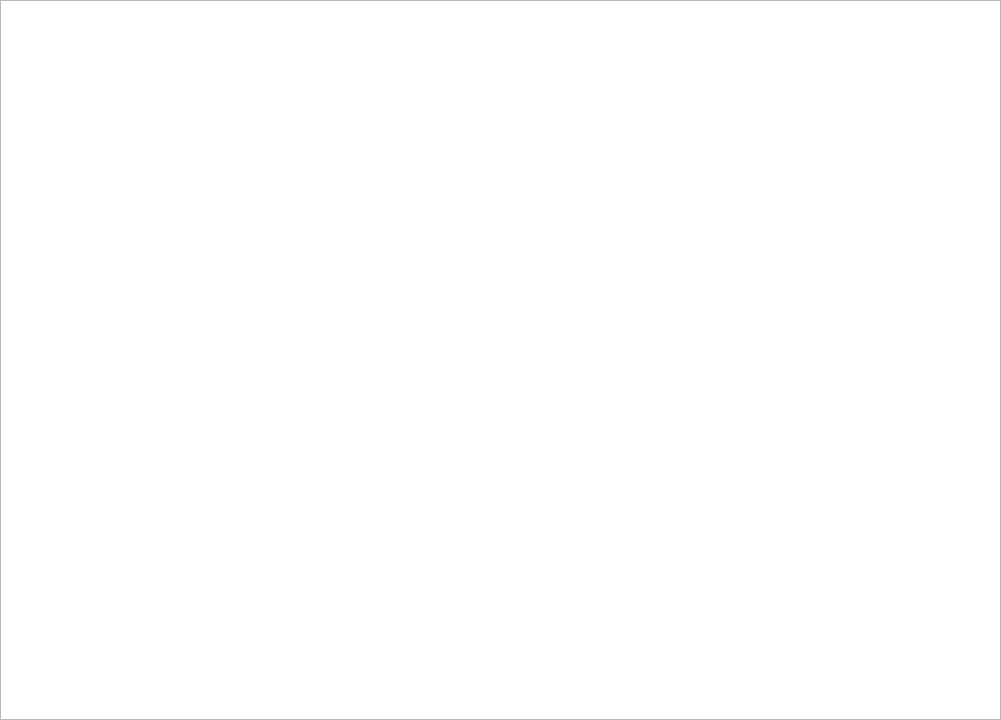
The window that Sea_Battle_Client/UI/mainwindow.ui (Bananka123321/Sea_Battle) describes before a commit, drawn with Qt 5.
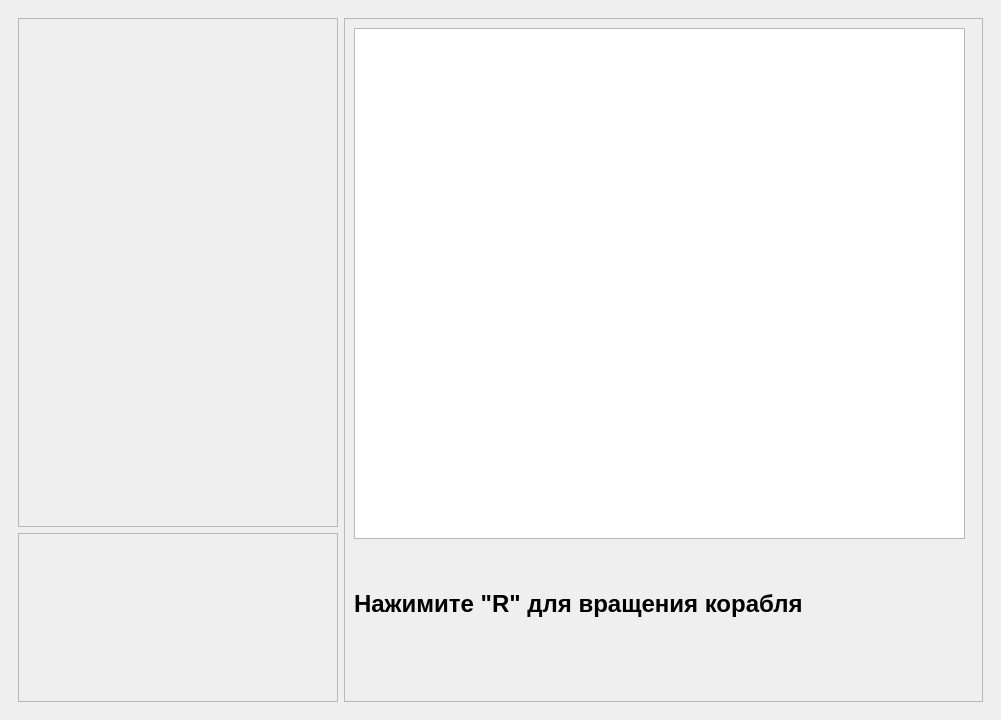
The same window after the commit. The open tabs and pages were chosen to show the change. Icons and pictures are not drawn.

```diff
--- a/Sea_Battle_Client/UI/mainwindow.ui
+++ b/Sea_Battle_Client/UI/mainwindow.ui
@@ -28,21 +28,6 @@
   </property>
   <widget class="QWidget" name="centralwidget">
    <layout class="QGridLayout" name="gridLayout">
-    <property name="leftMargin">
-     <number>0</number>
-    </property>
-    <property name="topMargin">
-     <number>0</number>
-    </property>
-    <property name="rightMargin">
-     <number>0</number>
-    </property>
-    <property name="bottomMargin">
-     <number>0</number>
-    </property>
-    <property name="spacing">
-     <number>0</number>
-    </property>
     <item row="0" column="1">
      <widget class="QStackedWidget" name="stackedWidget">
       <property name="minimumSize">
@@ -257,23 +242,46 @@
       </widget>
       <widget class="QWidget" name="page_2">
        <layout class="QGridLayout" name="gridLayout_4">
-        <property name="leftMargin">
-         <number>0</number>
-        </property>
-        <property name="topMargin">
-         <number>0</number>
-        </property>
-        <property name="rightMargin">
-         <number>0</number>
-        </property>
-        <property name="bottomMargin">
-         <number>0</number>
-        </property>
-        <property name="spacing">
-         <number>0</number>
-        </property>
-        <item row="2" column="0">
+        <item row="3" column="0">
+         <widget class="QFrame" name="frame_2">
+          <property name="frameShape">
+           <enum>QFrame::Shape::StyledPanel</enum>
+          </property>
+          <property name="frameShadow">
+           <enum>QFrame::Shadow::Raised</enum>
+          </property>
+         </widget>
+        </item>
+        <item row="0" column="0" rowspan="3">
+         <widget class="QFrame" name="frame">
+          <property name="frameShape">
+           <enum>QFrame::Shape::StyledPanel</enum>
+          </property>
+          <property name="frameShadow">
+           <enum>QFrame::Shadow::Raised</enum>
+          </property>
+         </widget>
+        </item>
+        <item row="0" column="1" rowspan="4" colspan="2">
+         <widget class="QFrame" name="frame_3">
+          <property name="frameShape">
+           <enum>QFrame::Shape::StyledPanel</enum>
+          </property>
+          <property name="frameShadow">
+           <enum>QFrame::Shadow::Raised</enum>
+          </property>
          <widget class="QGraphicsView" name="graphicsView">
+           <property name="geometry">
+            <rect>
+             <x>10</x>
+             <y>10</y>
+             <width>611</width>
+             <height>511</height>
+            </rect>
+           </property>
+           <property name="lineWidth">
+            <number>1</number>
+           </property>
           <property name="backgroundBrush">
            <brush brushstyle="NoBrush">
             <color alpha="255">
@@ -283,6 +291,29 @@
             </color>
            </brush>
           </property>
+          </widget>
+          <widget class="QLabel" name="label">
+           <property name="geometry">
+            <rect>
+             <x>10</x>
+             <y>530</y>
+             <width>601</width>
+             <height>111</height>
+            </rect>
+           </property>
+           <property name="font">
+            <font>
+             <pointsize>18</pointsize>
+             <bold>true</bold>
+            </font>
+           </property>
+           <property name="midLineWidth">
+            <number>0</number>
+           </property>
+           <property name="text">
+            <string>Нажимите &quot;R&quot; для вращения корабля</string>
+           </property>
+          </widget>
          </widget>
         </item>
        </layout>
```
Left out of the diff: 24 changed lines with no effect on the pictures. Lines whose indentation alone changed are shown as unchanged.
